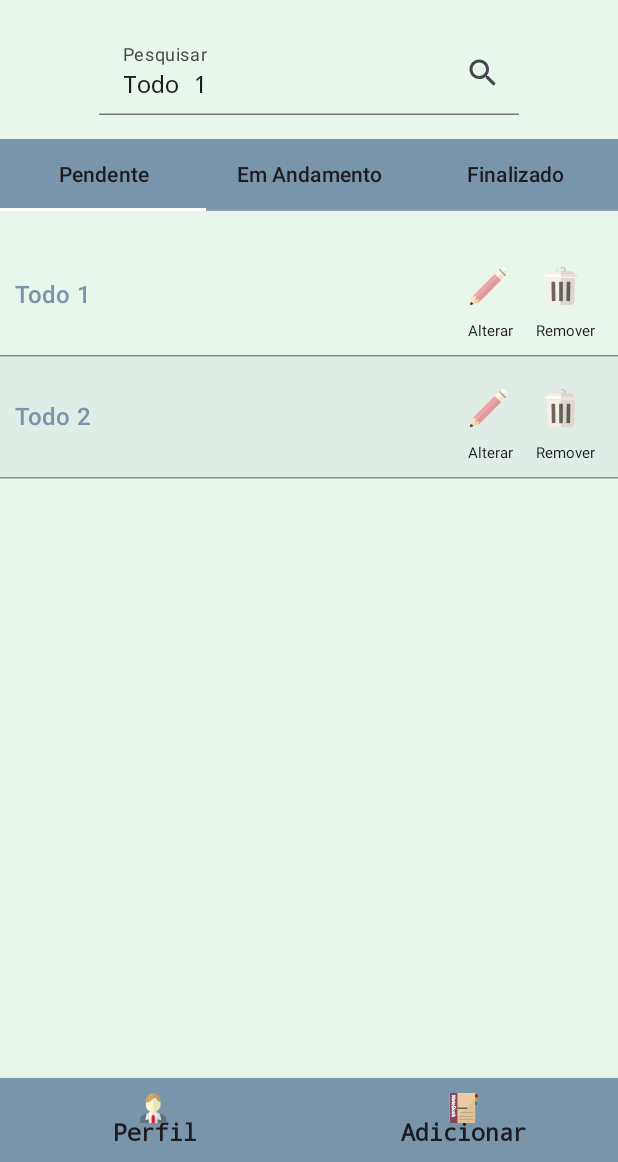
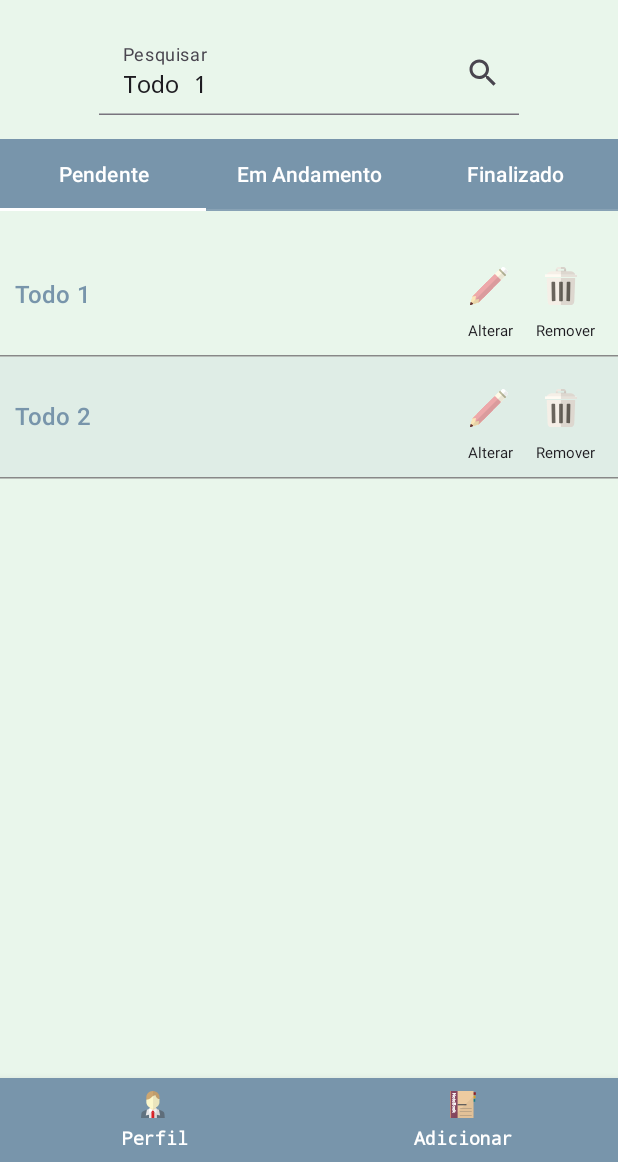
Before and after one commit to rodrigotriani/easytask, an Android app built with Jetpack Compose: the @Preview function ListContentPreview, on a phone screen of 412 x 824 dp, the part 74-1236 px from its top. Run offline under Robolectric (Android 15) with nearby library versions, the phone set to English and light mode, and no system bars.

Commit message:
Ajustes no ListScreen :: Cor dos botões e espaçamento

```diff
--- a/androidApp/src/main/java/com/rtriani/easytask/android/ui/feature/list/ListScreen.kt
+++ b/androidApp/src/main/java/com/rtriani/easytask/android/ui/feature/list/ListScreen.kt
@@ -14,6 +14,7 @@ import androidx.compose.foundation.layout.consumeWindowInsets
 import androidx.compose.foundation.layout.fillMaxSize
 import androidx.compose.foundation.layout.fillMaxWidth
 import androidx.compose.foundation.layout.height
+import androidx.compose.foundation.layout.padding
 import androidx.compose.foundation.layout.size
 import androidx.compose.foundation.lazy.LazyColumn
 import androidx.compose.foundation.lazy.itemsIndexed
@@ -39,7 +40,10 @@ import androidx.compose.ui.platform.LocalContext
 import androidx.compose.ui.res.painterResource
 import androidx.compose.ui.text.font.FontWeight
 import androidx.compose.ui.tooling.preview.Preview
+import androidx.compose.ui.unit.TextUnit
+import androidx.compose.ui.unit.TextUnitType
 import androidx.compose.ui.unit.dp
+import androidx.compose.ui.unit.sp
 import androidx.lifecycle.viewmodel.compose.viewModel
 import com.rtriani.easytask.android.R.drawable
 import com.rtriani.easytask.android.data.AppDBProvider
@@ -146,15 +150,20 @@ fun ListContent(
                             painter = painterResource(id = drawable.profile_icon),
                             tint = Color.Unspecified,
                             modifier = Modifier.size(
-                                20.dp
-                            ),
+                                30.dp
+                            ).padding(6.dp),
                             contentDescription = "Visualizar/Editar Perfil"
                         )
                     },
                     label = {
                         Text(
-                            "Perfil",
-                            fontWeight = FontWeight.Bold
+                            text = "Perfil",
+                            fontWeight = FontWeight.Bold,
+                            color = Color.White,
+                            fontSize = 12.sp,
+                            modifier = Modifier.padding(
+                                vertical = 5.dp
+                            )
                         )
                     }
                 )
@@ -169,15 +178,20 @@ fun ListContent(
                             painter = painterResource(id = drawable.add_icon),
                             tint = Color.Unspecified,
                             modifier = Modifier.size(
-                                20.dp
-                            ),
+                                30.dp
+                            ).padding(6.dp),
                             contentDescription = "Adicionar tarefa"
                         )
                     },
                     label = {
                         Text(
                             "Adicionar",
-                            fontWeight = FontWeight.Bold
+                            fontWeight = FontWeight.Bold,
+                            color = Color.White,
+                            fontSize = 12.sp,
+                            modifier = Modifier.padding(
+                                vertical = 5.dp
+                            )
                         )
                     }
                 )
@@ -228,7 +242,10 @@ fun ListContent(
                         tabs.forEachIndexed { index, title ->
                             Tab(
                                 text = {
-                                    Text(title)
+                                    Text(
+                                        text = title,
+                                        color = Color.White
+                                    )
                                 },
                                 selected = tabIndex == index,
                                 onClick = {
```
Also changed, not shown: 3 other files.
